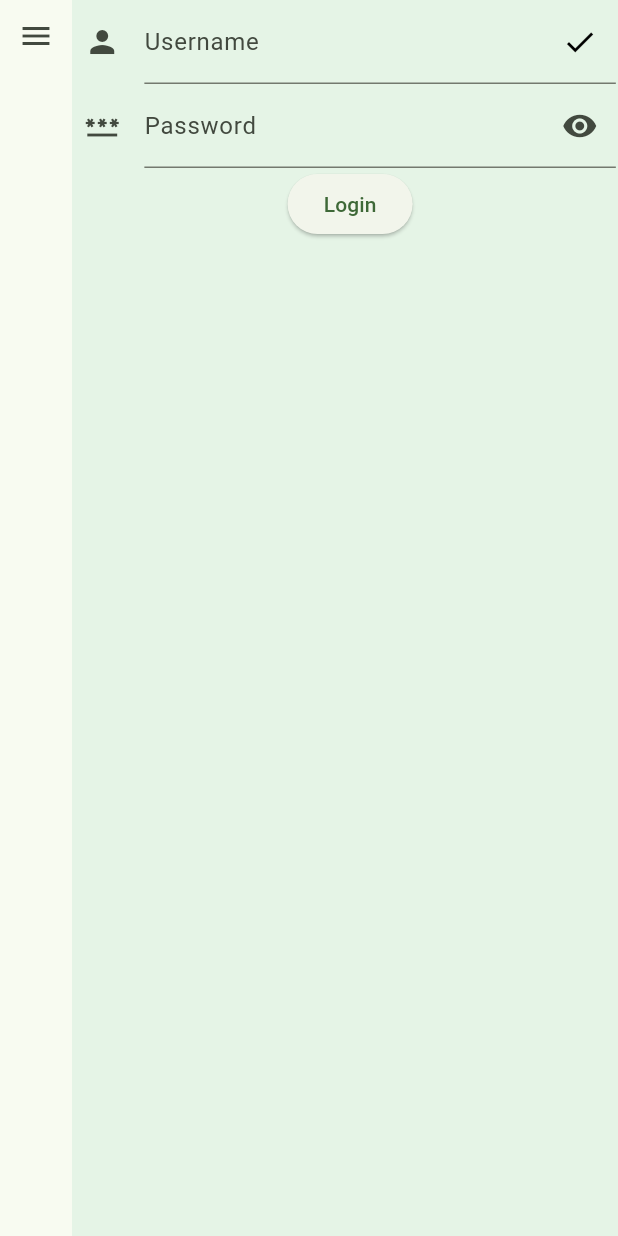
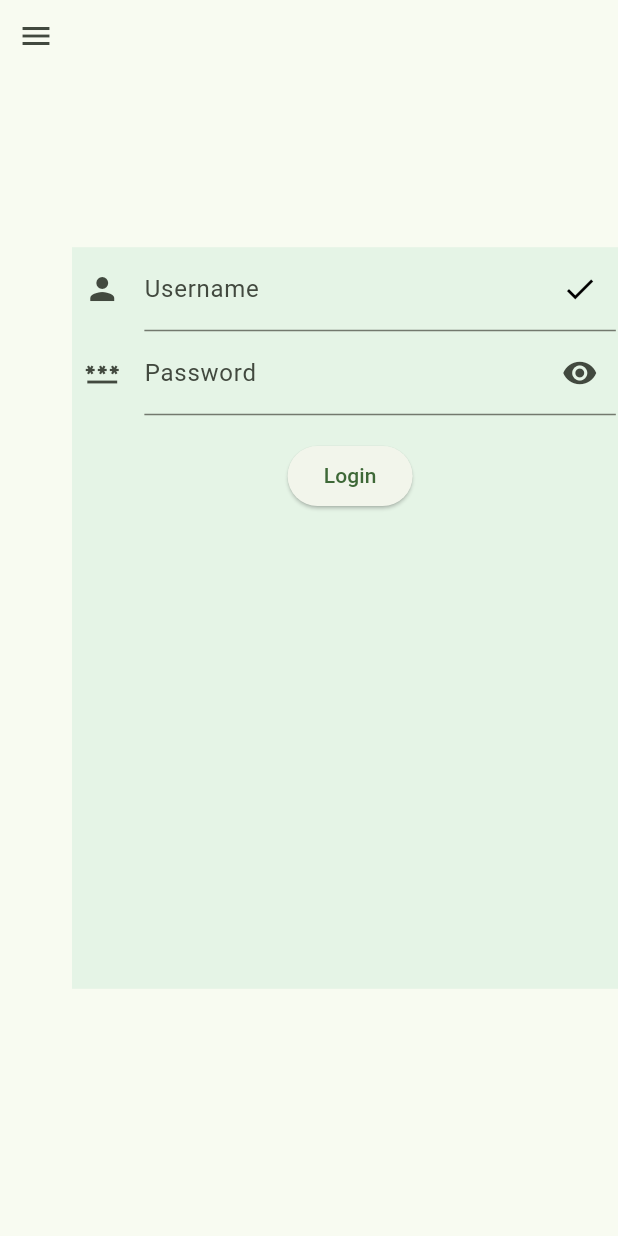
Before and after one commit to BerkeKS/emarket-mobile, a Flutter app: the LoginPage screen opened directly, on a phone screen of 412 x 824 dp. Run offline on Flutter 3.47's test engine with Material 3 defaults, Android fonts, the phone set to English and light mode, and no system bars; our stand-ins replace font_awesome_flutter.

Commit message:
Modify the sze of login form

```diff
--- a/lib/Pages/loginPage.dart
+++ b/lib/Pages/loginPage.dart
@@ -127,7 +127,10 @@ class _LoginPageState extends State<LoginPage> {
               IconButton(
                   onPressed: () => Scaffold.of(context).openDrawer(),
                   icon: const Icon(Icons.menu)),
-              Center(
+              Padding(
+                padding: EdgeInsets.symmetric(
+                    vertical: MediaQuery.of(context).size.height / 5),
+                child: Center(
                   child: Container(
                     decoration: const BoxDecoration(
                         color: Color.fromRGBO(196, 232, 210, 0.368)),
@@ -154,9 +157,12 @@ class _LoginPageState extends State<LoginPage> {
                             child: passwordField(),
                           ),
                         ),
+                        SizedBox(
+                            height: MediaQuery.of(context).size.height / 50),
                         ElevatedButton(
                             onPressed: () {}, child: const Text("Login"))
                       ],
+                    ),
                   ),
                 ),
               )
```
Lines whose indentation alone changed are shown as unchanged.
